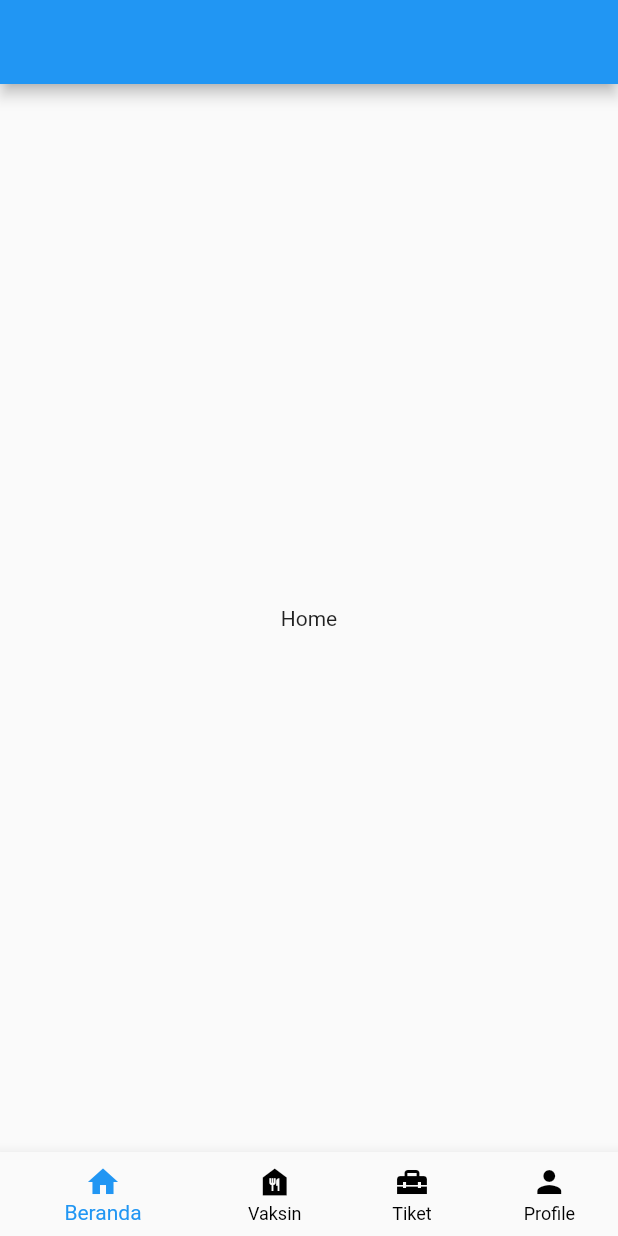
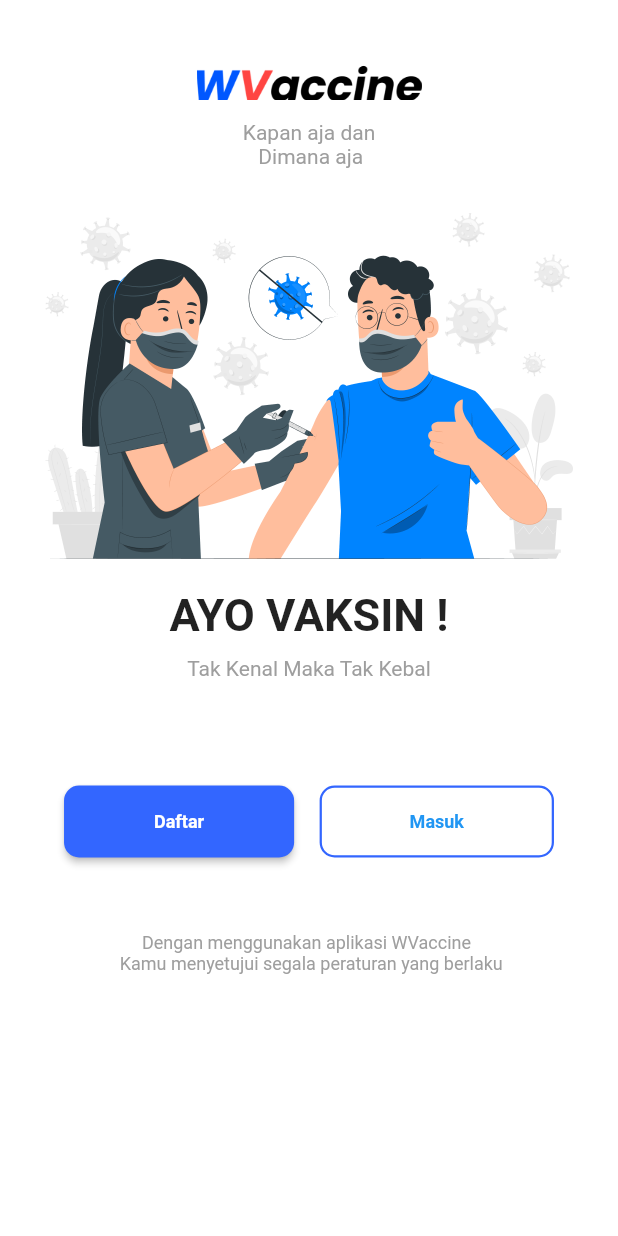
Before and after one commit to capstone-vaccine-book-17/VaccineBooking-MB, a Flutter app: the screen it shows after launch, on a phone screen of 412 x 824 dp. Run offline on Flutter 3.47's test engine with Material 2 defaults, Android fonts, the phone set to English and light mode, and no system bars.

Commit message:
splash & onboarding

```diff
--- /dev/null
+++ b/lib/features/splash/onboarding_screen.dart
@@ -0,0 +1,89 @@
+
+import 'package:flutter/material.dart';
+
+class OnboardingScreen extends StatelessWidget {
+  const OnboardingScreen({super.key});
+
+  @override
+  Widget build(BuildContext context) {
+    return Scaffold(
+      backgroundColor: Colors.white,
+      body: Padding(
+        padding: const EdgeInsets.all(30),
+        child: SafeArea(
+          child: Center(
+            child: Column(
+              children: [
+                Image.asset(
+                  'assets/wvaccine.png',
+                  width: 150,
+                  height: 50,
+                ),
+                const Text(
+                  'Kapan aja dan\n   Dimana aja',
+                  style: TextStyle(fontSize: 14, color: Colors.grey),
+                ),
+                const SizedBox(height: 30),
+                Image.asset('assets/pana.png'),
+                const SizedBox(height: 20),
+                const Text(
+                  'AYO VAKSIN !',
+                  style: TextStyle(fontSize: 30, fontWeight: FontWeight.bold),
+                ),
+                const SizedBox(height: 10),
+                const Text(
+                  'Tak Kenal Maka Tak Kebal',
+                  style: TextStyle(fontSize: 14, color: Colors.grey),
+                ),
+                const SizedBox(height: 70),
+                Row(
+                  mainAxisAlignment: MainAxisAlignment.center,
+                  children: [
+                    ElevatedButton(
+                      onPressed: () {},
+                      style: ElevatedButton.styleFrom(
+                        backgroundColor: const Color(0xff3366FF),
+                        padding:
+                            const EdgeInsets.symmetric(horizontal: 60, vertical: 17),
+                        textStyle: const TextStyle(
+                            fontSize: 12, fontWeight: FontWeight.bold),
+                        shape: RoundedRectangleBorder(
+                          borderRadius: BorderRadius.circular(10), // <-- Radius
+                        ),
+                      ),
+                      child: const Text('Daftar'),
+                    ),
+                    const SizedBox(width: 17),
+                    OutlinedButton(
+                      onPressed: () {},
+                      style: OutlinedButton.styleFrom(
+                        side: const BorderSide(width: 1.5, color: Color(0xff3366FF)),
+                        padding:
+                            const EdgeInsets.symmetric(horizontal: 60, vertical: 17),
+                        textStyle: const TextStyle(
+                          fontSize: 12,
+                          fontWeight: FontWeight.bold,
+                        ),
+                        shape: RoundedRectangleBorder(
+                          borderRadius: BorderRadius.circular(10), // <-- Radius
+                        ),
+                      ),
+                      child: const Text('Masuk'),
+                    )
+                  ],
+                ),
+                const SizedBox(
+                  height: 50,
+                ),
+                const Text(
+                  '\t\t\t\t\t\tDengan menggunakan aplikasi WVaccine\n Kamu menyetujui segala peraturan yang berlaku',
+                  style: TextStyle(fontSize: 12, color: Colors.grey),
+                ),
+              ],
+            ),
+          ),
+        ),
+      ),
+    );
+  }
+}
--- /dev/null
+++ b/lib/features/splash/splash_screen.dart
@@ -0,0 +1,37 @@
+import 'dart:async';
+
+import 'package:flutter/material.dart';
+
+import 'onboarding_screen.dart';
+
+
+class SplashScreen extends StatefulWidget {
+  const SplashScreen({super.key});
+
+  @override
+  State<SplashScreen> createState() => _SplashScreenState();
+}
+
+class _SplashScreenState extends State<SplashScreen> {
+  @override
+  void initState() {
+    super.initState();
+    Timer(const Duration(seconds: 3), () {
+      Navigator.pushReplacement(
+          context, MaterialPageRoute(builder: (context) => const OnboardingScreen()));
+    });
+  }
+
+  @override
+  Widget build(BuildContext context) {
+    return Scaffold(
+      backgroundColor: Colors.white,
+      body: Padding(
+        padding: const EdgeInsets.all(80),
+        child: Center(
+          child: Image.asset('assets/splash.png'),
+        ),
+      ),
+    );
+  }
+}
--- a/lib/main.dart
+++ b/lib/main.dart
@@ -1,5 +1,5 @@
 import 'package:flutter/material.dart';
-import 'package:w_vaccine/features/index_navigation.dart';
+import 'package:w_vaccine/features/splash/splash_screen.dart';
 import 'package:w_vaccine/styles/theme.dart';
 
 void main() {
@@ -16,7 +16,7 @@ class MyApp extends StatelessWidget {
       title: 'WVaccine',
       debugShowCheckedModeBanner: true,
       theme: lightTheme,
-      home: const IndexNavigation(),
+      home: const SplashScreen(),
     );
   }
 }
--- a/pubspec.yaml
+++ b/pubspec.yaml
@@ -61,8 +61,8 @@ flutter:
   uses-material-design: true
 
   # To add assets to your application, add an assets section, like this:
-  # assets:
-  #   - images/a_dot_burr.jpeg
+  assets:
+    - assets/
   #   - images/a_dot_ham.jpeg
 
   # An image asset can refer to one or more resolution-specific "variants", see
```
Also changed, not shown: assets/pana.png (added), assets/splash.png (added), assets/wvaccine.png (added).
